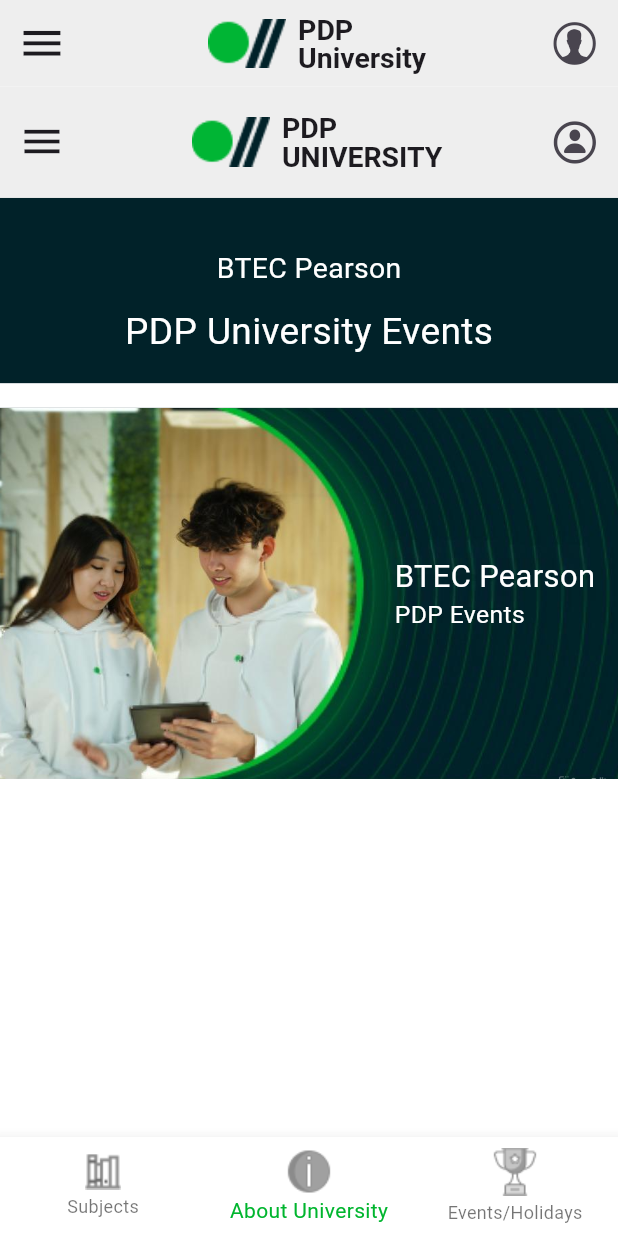
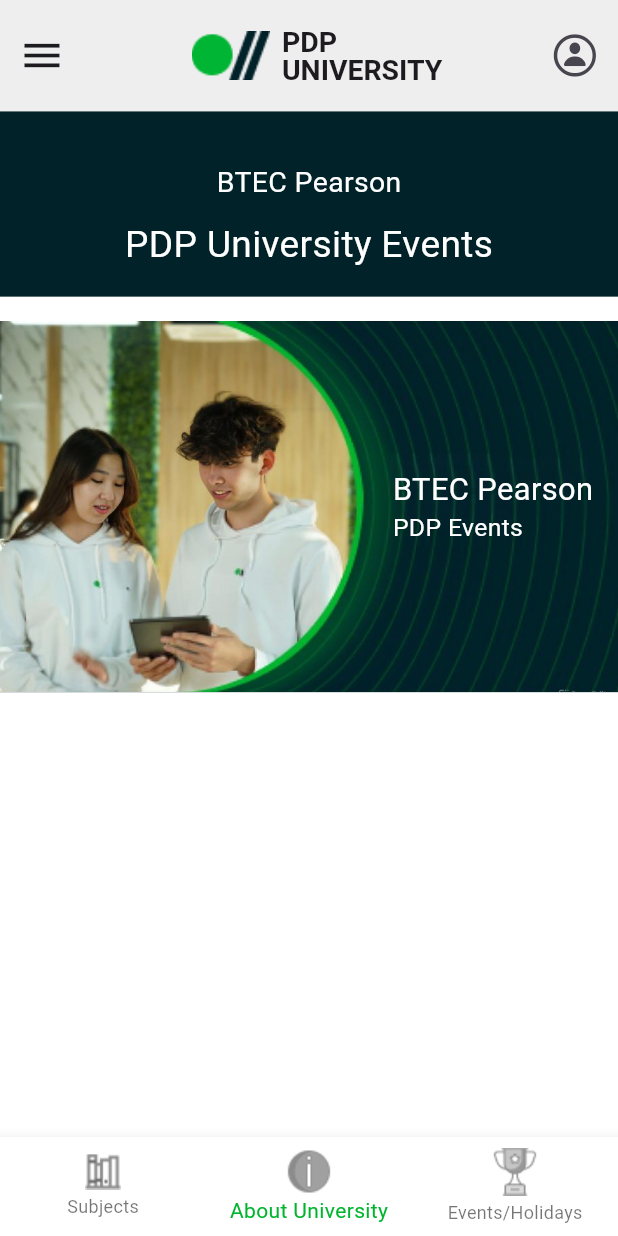
Before and after one commit to IftixorRustamov/my_pdp, a Flutter app: the screen it shows after launch, item 2 of the bottom bar chosen, on a phone screen of 412 x 824 dp. Run offline on Flutter 3.47's test engine with Material 3 defaults, Android fonts, the phone set to English and light mode, and no system bars.

Commit message:
Made some improvements.

```diff
--- a/lib/screens/discover.dart
+++ b/lib/screens/discover.dart
@@ -12,59 +12,59 @@
     return Scaffold(
       backgroundColor: AppColors.white,
       // App Bar Part
-      appBar: AppBar(
-        toolbarHeight: Responsive.height(0.09),
-        backgroundColor: AppColors.silver,
-        centerTitle: true,
-        // Menu Button
-        leading: Icon(
-          Icons.menu,
-          size: Responsive.height(0.038),
-        ),
-        actions: [
-          Icon(
-            CupertinoIcons.person_circle,
-            size: Responsive.height(0.04),
-          ),
-          SizedBox(
-            width: Responsive.width(0.03),
-          )
-        ],
-        //App Bar Center Logo and text Part
-        title: Row(
-          mainAxisAlignment: MainAxisAlignment.center,
-          children: [
-            Image(
-              image: AssetImage(ImgPaths.appBarLogo),
-              height: Responsive.height(0.04),
-              fit: BoxFit.contain,
-            ),
-            SizedBox(
-              width: Responsive.width(0.019),
-            ),
-            Column(
-              crossAxisAlignment: CrossAxisAlignment.start,
-              mainAxisAlignment: MainAxisAlignment.center,
-              children: [
-                Text(
-                  "PDP",
-                  style: TextStyle(
-                      height: Responsive.height(0.0013),
-                      fontSize: Responsive.height(0.023),
-                      fontWeight: FontWeight.w600),
-                ),
-                Text(
-                  "UNIVERSITY",
-                  style: TextStyle(
-                      height: Responsive.height(0.0012),
-                      fontSize: Responsive.height(0.023),
-                      fontWeight: FontWeight.w600),
-                )
-              ],
-            )
-          ],
-        ),
-      ),
+      // appBar: AppBar(
+      //   toolbarHeight: Responsive.height(0.09),
+      //   backgroundColor: AppColors.silver,
+      //   centerTitle: true,
+      //   // Menu Button
+      //   leading: Icon(
+      //     Icons.menu,
+      //     size: Responsive.height(0.038),
+      //   ),
+      //   actions: [
+      //     Icon(
+      //       CupertinoIcons.person_circle,
+      //       size: Responsive.height(0.04),
+      //     ),
+      //     SizedBox(
+      //       width: Responsive.width(0.03),
+      //     )
+      //   ],
+      //   //App Bar Center Logo and text Part
+      //   title: Row(
+      //     mainAxisAlignment: MainAxisAlignment.center,
+      //     children: [
+      //       Image(
+      //         image: AssetImage(ImgPaths.appBarLogo),
+      //         height: Responsive.height(0.04),
+      //         fit: BoxFit.contain,
+      //       ),
+      //       SizedBox(
+      //         width: Responsive.width(0.019),
+      //       ),
+      //       Column(
+      //         crossAxisAlignment: CrossAxisAlignment.start,
+      //         mainAxisAlignment: MainAxisAlignment.center,
+      //         children: [
+      //           Text(
+      //             "PDP",
+      //             style: TextStyle(
+      //                 height: Responsive.height(0.0013),
+      //                 fontSize: Responsive.height(0.023),
+      //                 fontWeight: FontWeight.w600),
+      //           ),
+      //           Text(
+      //             "UNIVERSITY",
+      //             style: TextStyle(
+      //                 height: Responsive.height(0.0012),
+      //                 fontSize: Responsive.height(0.023),
+      //                 fontWeight: FontWeight.w600),
+      //           )
+      //         ],
+      //       )
+      //     ],
+      //   ),
+      // ),
       body: SizedBox(
         width: double.infinity,
         child: Column(
@@ -109,7 +109,7 @@
                       image: AssetImage(ImgPaths.guyAndGirl2),
                       fit: BoxFit.cover)),
               child: Container(
-                margin: EdgeInsets.only(right: Responsive.width(0.037)),
+                margin: EdgeInsets.only(right: Responsive.height(0.02)),
                 alignment: Alignment.centerRight,
                 child: Row(
                   mainAxisAlignment: MainAxisAlignment.end,
--- a/lib/screens/main_page.dart
+++ b/lib/screens/main_page.dart
@@ -29,26 +29,25 @@
   Widget build(BuildContext context) {
     return Scaffold(
       backgroundColor: AppColors.white,
-      // App Bar Part
+       // App Bar Part
       appBar: AppBar(
-        toolbarHeight: Responsive.height(0.07),
+        toolbarHeight: Responsive.height(0.09),
         backgroundColor: AppColors.silver,
         centerTitle: true,
         // Menu Button
         leading: Icon(
           Icons.menu,
-          size: Responsive.height(0.04),
+          size: Responsive.height(0.038),
         ),
         actions: [
           Icon(
-            CupertinoIcons.person_alt_circle,
+            CupertinoIcons.person_circle,
             size: Responsive.height(0.04),
           ),
           SizedBox(
             width: Responsive.width(0.03),
           )
         ],
-
         //App Bar Center Logo and text Part
         title: Row(
           mainAxisAlignment: MainAxisAlignment.center,
@@ -63,16 +62,17 @@
             ),
             Column(
               crossAxisAlignment: CrossAxisAlignment.start,
+              mainAxisAlignment: MainAxisAlignment.center,
               children: [
                 Text(
-                  AppStrings.pdp,
+                  "PDP",
                   style: TextStyle(
                       height: Responsive.height(0.0013),
                       fontSize: Responsive.height(0.023),
                       fontWeight: FontWeight.w600),
                 ),
                 Text(
-                  AppStrings.university,
+                  "UNIVERSITY",
                   style: TextStyle(
                       height: Responsive.height(0.0012),
                       fontSize: Responsive.height(0.023),
```
